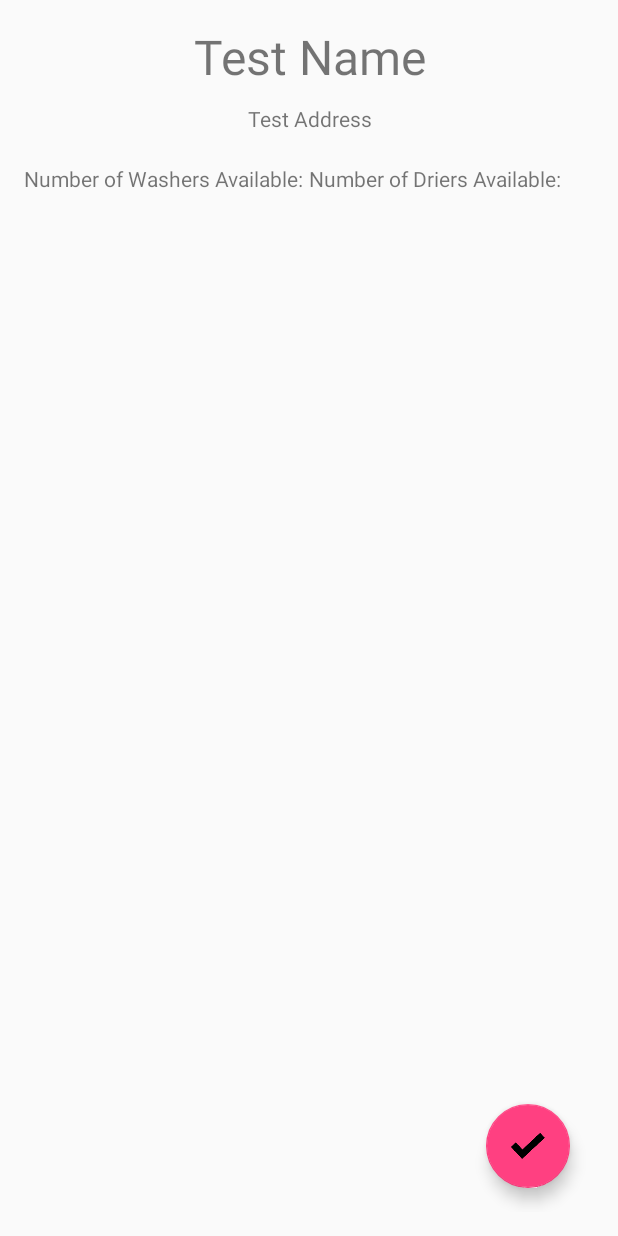
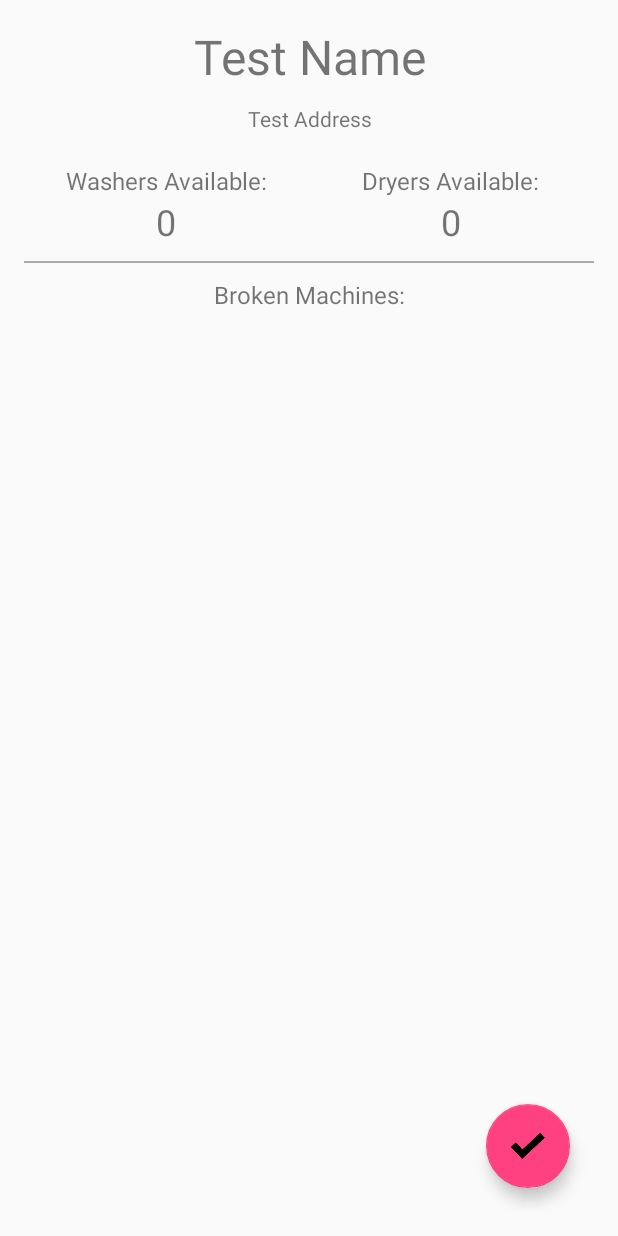
Before and after one commit to JRWatson2013/LaundryBuddy, an Android app: the LaundromatActivity screen opened directly, with no data from a screen before it, on a phone screen of 412 x 824 dp. Run offline under Robolectric (Android 15) with nearby library versions, the light colour scheme and no system bars; 5 statements that could not run were skipped.

Commit message:
Formatting LaundromatActivity screen

```diff
--- a/app/src/main/java/cs4518/laundrybuddy/LaundromatActivity.java
+++ b/app/src/main/java/cs4518/laundrybuddy/LaundromatActivity.java
@@ -38,9 +38,9 @@ public class LaundromatActivity extends FragmentActivity {
         address.setText(mLocation.getPlace());
 
         TextView nWasher = (TextView) findViewById(R.id.washerCountTextView);
-        nWasher.setText(mLocation.getNumWashers() + " washers available");
+        nWasher.setText("~" + ((Integer)(mLocation.estimateAvailableWashers())).toString());
         TextView nDryer = (TextView) findViewById(R.id.dryerCountTextView);
-        nDryer.setText(mLocation.getNumDryers() + " dryers available");
+        nDryer.setText("~" + ((Integer)(mLocation.estimateAvailableDryers())).toString());
 
         final GridView gridview = (GridView) findViewById(R.id.GridView);
         gridview.setAdapter(new ImageAdapter(this));
--- a/app/src/main/java/cs4518/laundrybuddy/LaundryLocation.java
+++ b/app/src/main/java/cs4518/laundrybuddy/LaundryLocation.java
@@ -316,4 +316,18 @@ public class LaundryLocation implements Parcelable {
         };
         queue.add(postRequest);
     }
+
+    public Integer estimateAvailableWashers(){
+        Integer ret = mNumWashers - mCheckInCount - mWashersInUse;
+        if(ret < 0)
+            ret = 0;
+        return ret;
+    }
+
+    public Integer estimateAvailableDryers(){
+        Integer ret = mNumDryers - mCheckInCount - mDryersInUse;
+        if(ret < 0)
+            ret = 0;
+        return ret;
+    }
 }
--- a/app/src/main/java/cs4518/laundrybuddy/LaundryMapFragment.java
+++ b/app/src/main/java/cs4518/laundrybuddy/LaundryMapFragment.java
@@ -142,10 +142,8 @@ public class LaundryMapFragment extends Fragment implements OnMapReadyCallback,
                     return v;
                 }
                 title.setText(thisLocation.getName());
-                Integer washersAvailableNow = thisLocation.getNumWashers() - thisLocation.getWashersInUse() - thisLocation.getCheckInCount();
-                washers.setText(washersAvailableNow + "/" + thisLocation.getNumWashers() + " washers available");
-                Integer dryersAvailableNow = thisLocation.getNumDryers() - thisLocation.getDryersInUse() - thisLocation.getCheckInCount();
-                dryers.setText(dryersAvailableNow + "/" + thisLocation.getNumDryers() + " dryers available");
+                washers.setText(thisLocation.estimateAvailableWashers() + "/" + thisLocation.getNumWashers() + " washers available");
+                dryers.setText(thisLocation.estimateAvailableDryers() + "/" + thisLocation.getNumDryers() + " dryers available");
 
                 if(thisLocation.getCheckInCount()==0){
                     busy.setTextColor(Color.GREEN);
--- a/app/src/main/res/layout/activity_laundromat.xml
+++ b/app/src/main/res/layout/activity_laundromat.xml
@@ -38,22 +38,70 @@
         <LinearLayout
             android:orientation="horizontal"
             android:layout_width="match_parent"
-            android:layout_height="52dp">
+            android:layout_height="wrap_content"
+            android:paddingBottom="10dp">
 
-            <TextView
-                android:text="Number of Washers Available:"
+            <LinearLayout
                 android:layout_width="0dp"
                 android:layout_weight="1"
-                android:layout_height="match_parent"
-                android:id="@+id/washerCountTextView" />
+                android:layout_height="wrap_content"
+                android:orientation="vertical">
 
-            <TextView
-                android:text="Number of Driers Available:"
+                <TextView
+                    android:text="Washers Available:"
+                    android:textSize="16dp"
+                    android:layout_gravity="center_horizontal"
+                    android:layout_height="wrap_content"
+                    android:layout_width="wrap_content"/>
+
+                <TextView
+                    android:text="0"
+                    android:textSize="24dp"
+                    android:layout_gravity="center_horizontal"
+                    android:layout_width="wrap_content"
+                    android:layout_height="wrap_content"
+                    android:id="@+id/washerCountTextView" />
+
+            </LinearLayout>
+
+            <LinearLayout
                 android:layout_width="0dp"
+                android:layout_weight="1"
                 android:layout_height="wrap_content"
-                android:id="@+id/dryerCountTextView"
-                android:layout_weight="1" />
+                android:orientation="vertical">
+
+                <TextView
+                    android:layout_gravity="center_horizontal"
+                    android:textSize="16dp"
+                    android:text="Dryers Available:"
+                    android:layout_width="wrap_content"
+                    android:layout_height="wrap_content" />
+
+                <TextView
+                    android:text="0"
+                    android:textSize="24dp"
+                    android:layout_gravity="center_horizontal"
+                    android:layout_width="wrap_content"
+                    android:layout_height="wrap_content"
+                    android:id="@+id/dryerCountTextView" />
+
+            </LinearLayout>
+
         </LinearLayout>
+
+        <View
+            android:layout_width="match_parent"
+            android:layout_height="1dp"
+            android:background="@android:color/darker_gray"/>
+
+        <TextView
+            android:text="Broken Machines:"
+            android:textSize="16dp"
+            android:gravity="center_horizontal"
+            android:paddingTop="10dp"
+            android:paddingBottom="15dp"
+            android:layout_width="match_parent"
+            android:layout_height="wrap_content" />
 
         <GridView
             android:layout_width="match_parent"
```
